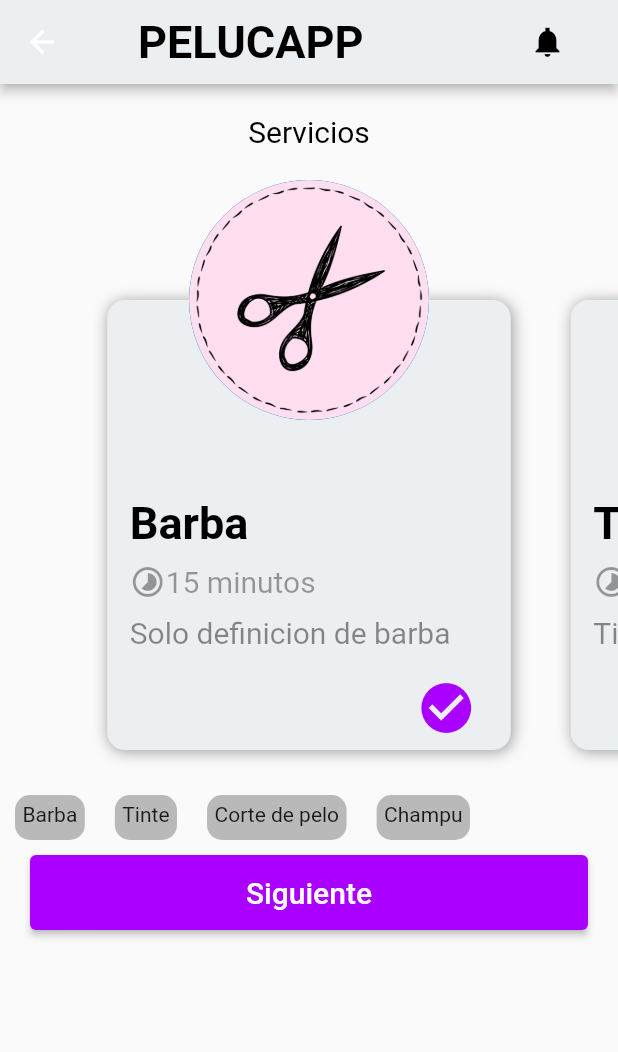
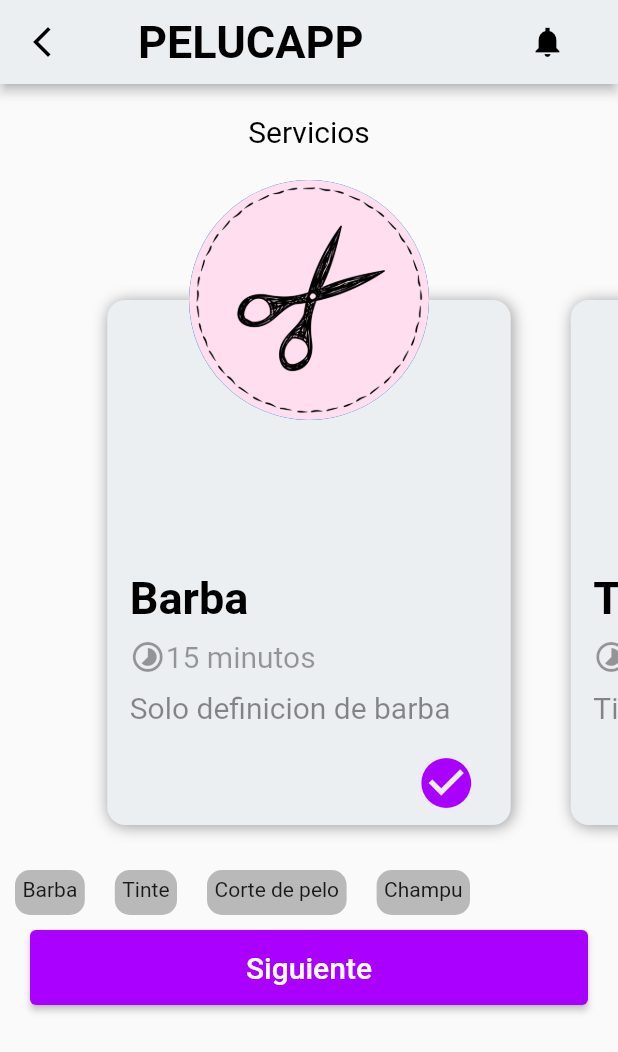
Before and after one commit to Tristan-Al/pelucapp, a Flutter app: the ServiciosScreen screen opened by its route, on a phone screen of 412 x 824 dp. Shown: the top 1052 px of the screen. Run offline on Flutter 3.47's test engine with Material 2 defaults, Android fonts, the phone set to English and light mode, and no system bars; our stand-ins replace get; network calls fail.

Commit message:
Modificacion peluqeros y servicios screen

```diff
--- a/lib/screens/front_page_screen.dart
+++ b/lib/screens/front_page_screen.dart
@@ -41,7 +41,7 @@ class FrontPageScreen extends StatelessWidget {
                     backgroundColor: AppTheme.buttomColor
                   ),
                   onPressed: () {
-
+                    Navigator.pushNamed(context, 'register');
                   },
                   child: const Text('Registrarse', style: TextStyle( fontSize: 20)),
                 ),
--- a/lib/screens/notificaciones_screen.dart
+++ b/lib/screens/notificaciones_screen.dart
@@ -10,6 +10,12 @@ class NotificacionesScreen extends StatelessWidget {
   Widget build(BuildContext context) {
     return  Scaffold(
       appBar: AppBar(
+        leading: IconButton(
+          onPressed: (){
+            Navigator.pop(context);
+          },
+           icon: Icon(Icons.arrow_back_ios_new, color: AppTheme.secondaryTextColor),
+        ),
         title: Padding(
           padding: EdgeInsets.only(left: 20),
           child: BigText(text: 'PELUCAPP', color: AppTheme.secondaryTextColor,),
--- a/lib/screens/servicios_screen.dart
+++ b/lib/screens/servicios_screen.dart
@@ -20,6 +20,12 @@ class ServiciosScreen extends StatelessWidget {
 
     return Scaffold(
       appBar: AppBar(
+        leading: IconButton(
+          onPressed: (){
+            Navigator.pop(context);
+          },
+           icon: Icon(Icons.arrow_back_ios_new, color: AppTheme.secondaryTextColor),
+        ),
         title: Padding(
           padding: EdgeInsets.only(left: 20),
           child: BigText(text: 'PELUCAPP', color: AppTheme.secondaryTextColor,),
@@ -47,7 +53,7 @@ class ServiciosScreen extends StatelessWidget {
               child: SmallText(text: 'Servicios', color: AppTheme.secondaryTextColor,),
             ),
             Container(
-              height: 400,
+              height: 450,
               child: PageView.builder(
                 controller: pageController,
                 itemCount: serviciosDisponibles.length,
@@ -111,7 +117,7 @@ Widget _buildServiciosCard(_Servicio servicio, context){
       Align(
         alignment: Alignment.bottomCenter,
         child: Container(
-          height: 300,
+          height: 350,
           decoration: const BoxDecoration(
             color: AppTheme.mainColor,
             borderRadius: BorderRadius.all(Radius.circular(12)),
```
Also changed, not shown: lib/screens/peluqueros_screen.dart (+8 -2 lines).
